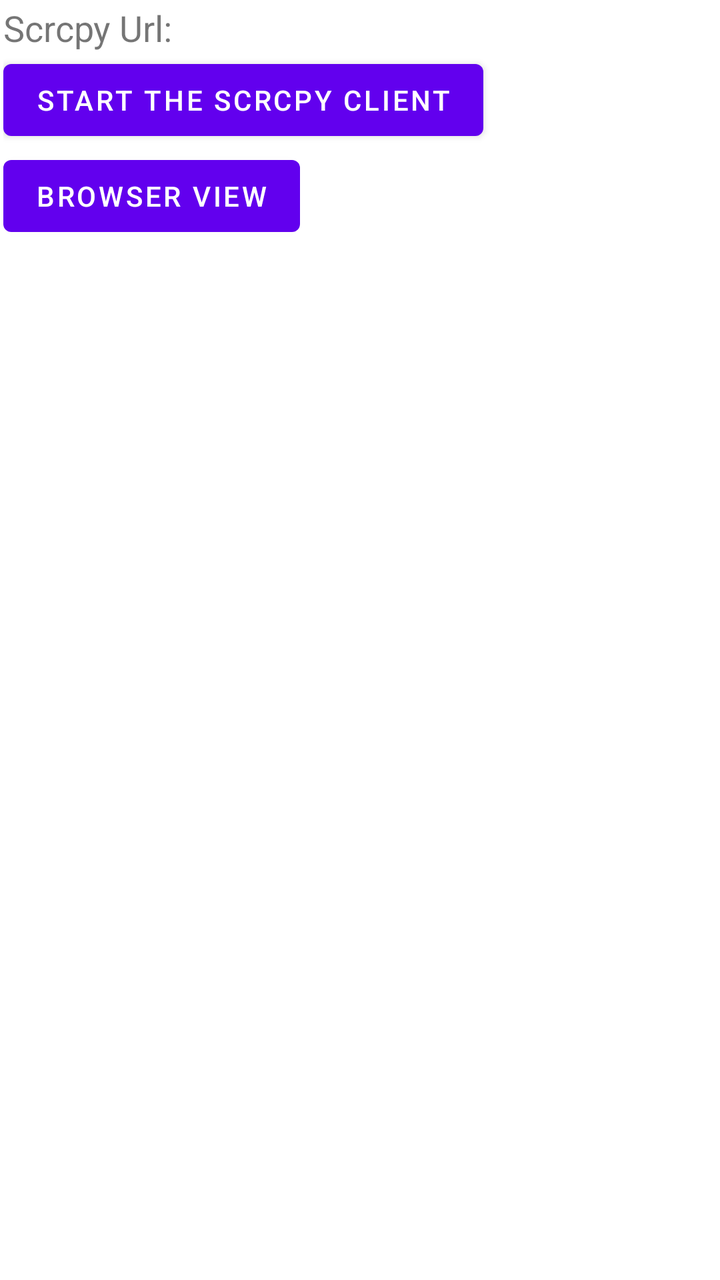
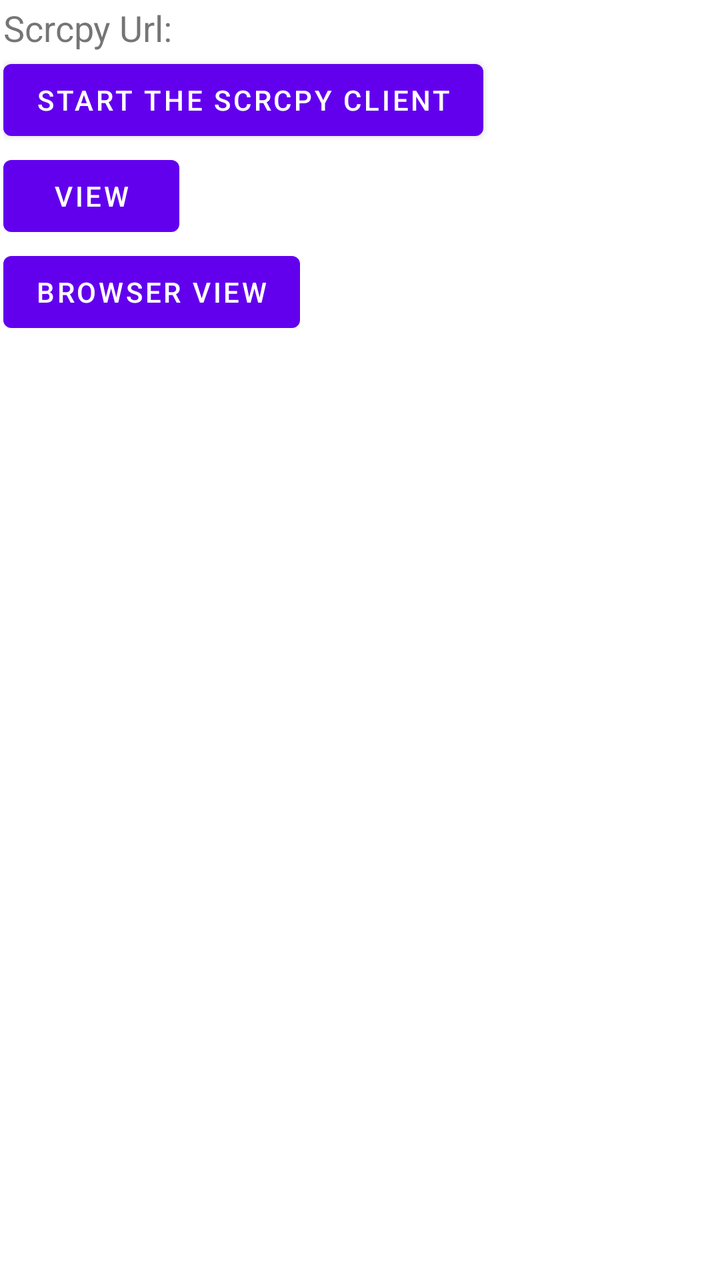

Before-and-after screenshots of an Android layout around one commit, followed by the original layout XML and the change that was made.
<!-- AndroidManifest.xml: application theme Theme.MaterialComponents.Light.NoActionBar -->
<!-- res/layout/activity_scrcpy.xml -->
<LinearLayout xmlns:android="http://schemas.android.com/apk/res/android"
    android:layout_width="match_parent"
    android:orientation="vertical"
    android:padding="5px"
    android:layout_height="match_parent">

    <LinearLayout
        android:layout_width="match_parent"
        android:layout_height="wrap_content"
        android:orientation="horizontal"
        android:gravity="center_vertical"
        >
    <TextView
        android:layout_width="wrap_content"
        android:layout_height="wrap_content"
        android:text="@string/scrcpyurl"
        android:singleLine="true"
        android:textSize="18sp" />

    <TextView
        android:layout_width="0dp"
        android:layout_height="wrap_content"
        android:layout_weight="1"
        android:singleLine="true"
        android:textSize="18sp"
        android:id="@+id/addrView"
        />
    </LinearLayout>


    <Button
        android:id="@+id/btn_control"
        android:layout_width="wrap_content"
        android:layout_height="wrap_content"
        android:text="@string/startScrcpyClient" />

    <Button
        android:id="@+id/btn_open"
        android:layout_width="wrap_content"
        android:layout_height="wrap_content"
        android:text="@string/openBrowser" />


</LinearLayout>
<!-- resources referenced by this layout -->
<resources>
  <string name="openBrowser">Browser View</string>
  <string name="scrcpyurl">Scrcpy Url:</string>
  <string name="startScrcpyClient">Start the scrcpy client</string>
</resources>

<!-- the commit's change to res/layout/activity_scrcpy.xml (unified diff, before → after) -->
@@ -38,7 +38,14 @@
         android:id="@+id/btn_open"
         android:layout_width="wrap_content"
         android:layout_height="wrap_content"
+        android:text="@string/openNative" />
+
+    <Button
+        android:id="@+id/btn_open_browser"
+        android:layout_width="wrap_content"
+        android:layout_height="wrap_content"
         android:text="@string/openBrowser" />
 
 
+
 </LinearLayout>
<!-- resource entries referenced after the edit -->
@@ -1,6 +1,7 @@
 <!-- resources referenced by this layout -->
 <resources>
   <string name="openBrowser">Browser View</string>
+  <string name="openNative">View</string>
   <string name="scrcpyurl">Scrcpy Url:</string>
   <string name="startScrcpyClient">Start the scrcpy client</string>
 </resources>
